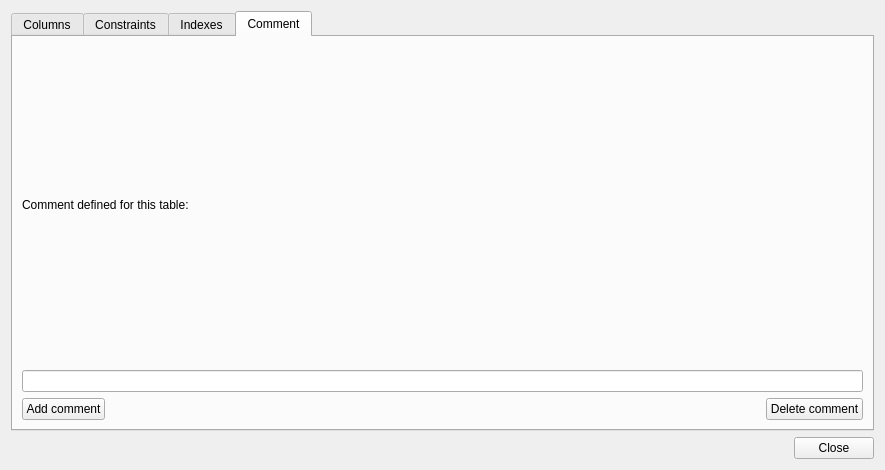
Old version of the form db_manager/ui/DlgTableProperties.ui in the repository qgis/db_manager_plugin.
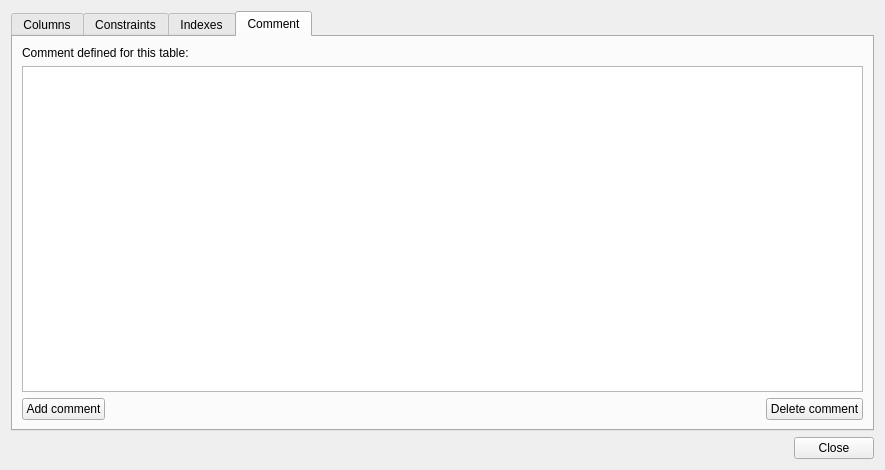
New version of the form. The open tabs and pages were chosen to show the change.

Commit message: edit QLineEdit to QTextEdit

The edit to the form file:
```diff
--- a/db_manager/ui/DlgTableProperties.ui
+++ b/db_manager/ui/DlgTableProperties.ui
@@ -212,7 +212,7 @@
         </widget>
        </item>
        <item>
-        <widget class="QLineEdit" name="viewComment"/>
+        <widget class="QTextEdit" name="viewComment"/>
        </item>
        <item>
         <layout class="QHBoxLayout" name="_4">
```
The commit also changes 3 other files.
